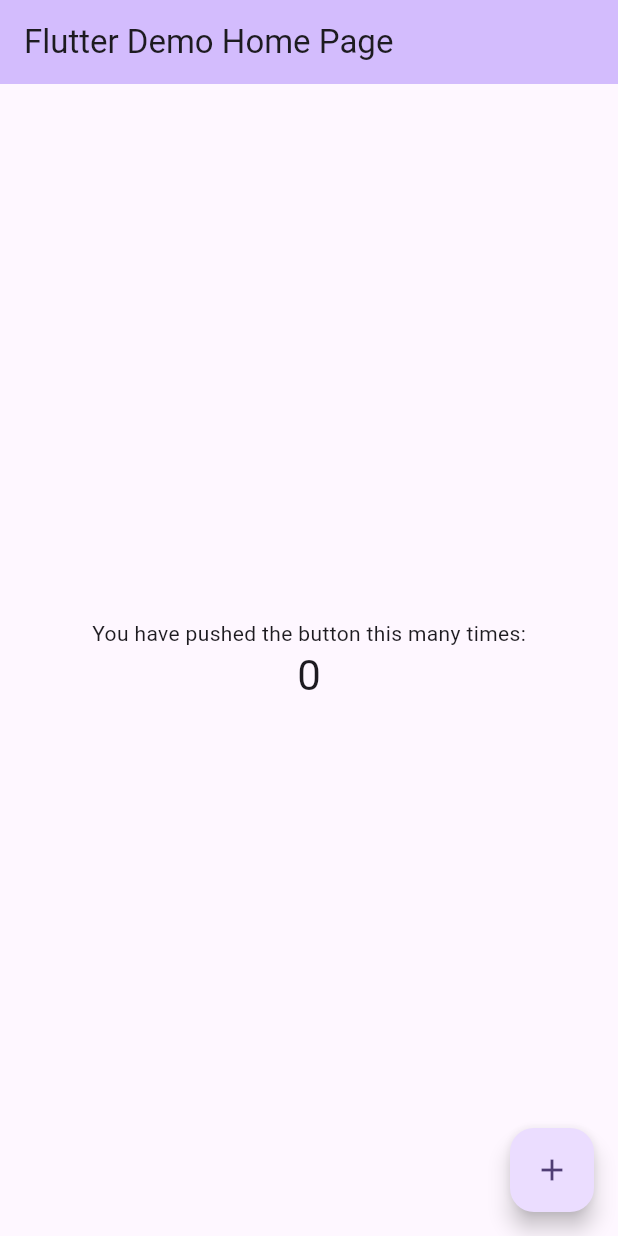
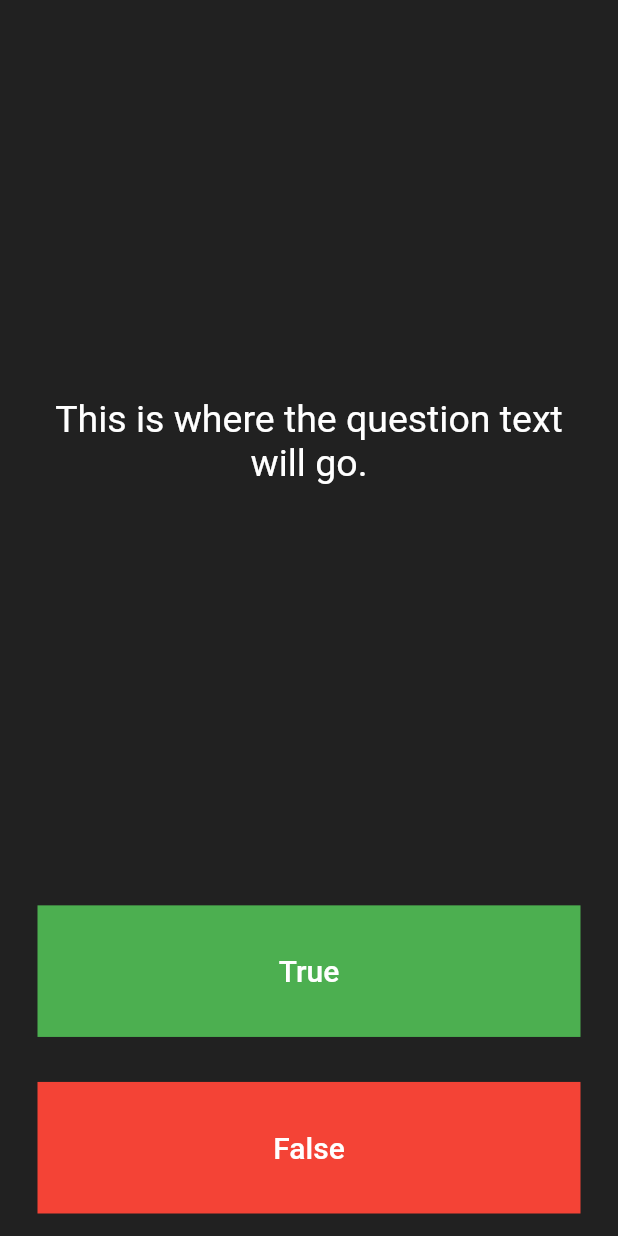
Before and after one commit to karanrana097/quizze_App, a Flutter app: the screen it shows after launch, on a phone screen of 412 x 824 dp. Run offline on Flutter 3.47's test engine with Material 2 defaults, Android fonts, the phone set to English and light mode, and no system bars.

Commit message:
Initial Basic changes to app

```diff
--- a/lib/main.dart
+++ b/lib/main.dart
@@ -1,125 +1,104 @@
 import 'package:flutter/material.dart';
 
-void main() {
-  runApp(const MyApp());
-}
+void main() => runApp(const Quizzler());
 
-class MyApp extends StatelessWidget {
-  const MyApp({super.key});
+class Quizzler extends StatelessWidget {
+  const Quizzler({super.key});
 
-  // This widget is the root of your application.
   @override
   Widget build(BuildContext context) {
     return MaterialApp(
-      title: 'Flutter Demo',
-      theme: ThemeData(
-        // This is the theme of your application.
-        //
-        // TRY THIS: Try running your application with "flutter run". You'll see
-        // the application has a blue toolbar. Then, without quitting the app,
-        // try changing the seedColor in the colorScheme below to Colors.green
-        // and then invoke "hot reload" (save your changes or press the "hot
-        // reload" button in a Flutter-supported IDE, or press "r" if you used
-        // the command line to start the app).
-        //
-        // Notice that the counter didn't reset back to zero; the application
-        // state is not lost during the reload. To reset the state, use hot
-        // restart instead.
-        //
-        // This works for code too, not just values: Most code changes can be
-        // tested with just a hot reload.
-        colorScheme: ColorScheme.fromSeed(seedColor: Colors.deepPurple),
-        useMaterial3: true,
+      home: Scaffold(
+        backgroundColor: Colors.grey.shade900,
+        body: const SafeArea(
+          child: Padding(
+            padding: EdgeInsets.symmetric(horizontal: 10.0),
+            child: QuizPage(),
+          ),
+        ),
       ),
-      home: const MyHomePage(title: 'Flutter Demo Home Page'),
     );
   }
 }
 
-class MyHomePage extends StatefulWidget {
-  const MyHomePage({super.key, required this.title});
-
-  // This widget is the home page of your application. It is stateful, meaning
-  // that it has a State object (defined below) that contains fields that affect
-  // how it looks.
-
-  // This class is the configuration for the state. It holds the values (in this
-  // case the title) provided by the parent (in this case the App widget) and
-  // used by the build method of the State. Fields in a Widget subclass are
-  // always marked "final".
-
-  final String title;
+class QuizPage extends StatefulWidget {
+  const QuizPage({super.key});
 
   @override
-  State<MyHomePage> createState() => _MyHomePageState();
+  _QuizPageState createState() => _QuizPageState();
 }
 
-class _MyHomePageState extends State<MyHomePage> {
-  int _counter = 0;
-
-  void _incrementCounter() {
-    setState(() {
-      // This call to setState tells the Flutter framework that something has
-      // changed in this State, which causes it to rerun the build method below
-      // so that the display can reflect the updated values. If we changed
-      // _counter without calling setState(), then the build method would not be
-      // called again, and so nothing would appear to happen.
-      _counter++;
-    });
-  }
-
+class _QuizPageState extends State<QuizPage> {
   @override
   Widget build(BuildContext context) {
-    // This method is rerun every time setState is called, for instance as done
-    // by the _incrementCounter method above.
-    //
-    // The Flutter framework has been optimized to make rerunning build methods
-    // fast, so that you can just rebuild anything that needs updating rather
-    // than having to individually change instances of widgets.
-    return Scaffold(
-      appBar: AppBar(
-        // TRY THIS: Try changing the color here to a specific color (to
-        // Colors.amber, perhaps?) and trigger a hot reload to see the AppBar
-        // change color while the other colors stay the same.
-        backgroundColor: Theme.of(context).colorScheme.inversePrimary,
-        // Here we take the value from the MyHomePage object that was created by
-        // the App.build method, and use it to set our appbar title.
-        title: Text(widget.title),
-      ),
-      body: Center(
-        // Center is a layout widget. It takes a single child and positions it
-        // in the middle of the parent.
-        child: Column(
-          // Column is also a layout widget. It takes a list of children and
-          // arranges them vertically. By default, it sizes itself to fit its
-          // children horizontally, and tries to be as tall as its parent.
-          //
-          // Column has various properties to control how it sizes itself and
-          // how it positions its children. Here we use mainAxisAlignment to
-          // center the children vertically; the main axis here is the vertical
-          // axis because Columns are vertical (the cross axis would be
-          // horizontal).
-          //
-          // TRY THIS: Invoke "debug painting" (choose the "Toggle Debug Paint"
-          // action in the IDE, or press "p" in the console), to see the
-          // wireframe for each widget.
-          mainAxisAlignment: MainAxisAlignment.center,
-          children: <Widget>[
-            const Text(
-              'You have pushed the button this many times:',
+    return Column(
+      mainAxisAlignment: MainAxisAlignment.spaceBetween,
+      crossAxisAlignment: CrossAxisAlignment.stretch,
+      children: <Widget>[
+        const Expanded(
+          flex: 5,
+          child: Padding(
+            padding: EdgeInsets.all(10.0),
+            child: Center(
+              child: Text(
+                'This is where the question text will go.',
+                textAlign: TextAlign.center,
+                style: TextStyle(
+                  fontSize: 25.0,
+                  color: Colors.white,
+                ),
+              ),
             ),
-            Text(
-              '$_counter',
-              style: Theme.of(context).textTheme.headlineMedium,
+          ),
+        ),
+        Expanded(
+          child: Padding(
+            padding: const EdgeInsets.all(15.0),
+            child: Container(
+              color: Colors.green,
+              child: TextButton(
+                child: const Text(
+                  'True',
+                  style: TextStyle(
+                    color: Colors.white,
+                    fontSize: 20.0,
+                  ),
+                ),
+                onPressed: () {
+                  //The user picked true.
+                },
+              ),
             ),
-          ],
+          ),
         ),
-      ),
-      floatingActionButton: FloatingActionButton(
-        onPressed: _incrementCounter,
-        tooltip: 'Increment',
-        child: const Icon(Icons.add),
-      ), // This trailing comma makes auto-formatting nicer for build methods.
+        Expanded(
+          child: Padding(
+            padding: const EdgeInsets.all(15.0),
+            child: Container(
+              color: Colors.red,
+              child: TextButton(
+                child: const Text(
+                  'False',
+                  style: TextStyle(
+                    fontSize: 20.0,
+                    color: Colors.white,
+                  ),
+                ),
+                onPressed: () {
+                  //The user picked false.
+                },
+              ),
+            ),
+          ),
+        ),
+        //TODO: Add a Row here as your score keeper
+      ],
     );
   }
 }
+
+/*
+question1: 'You can lead a cow down stairs but not up stairs.', false,
+question2: 'Approximately one quarter of human bones are in the feet.', true,
+question3: 'A slug\'s blood is green.', true,
+*/
```
Also changed, not shown: 51 other files.
